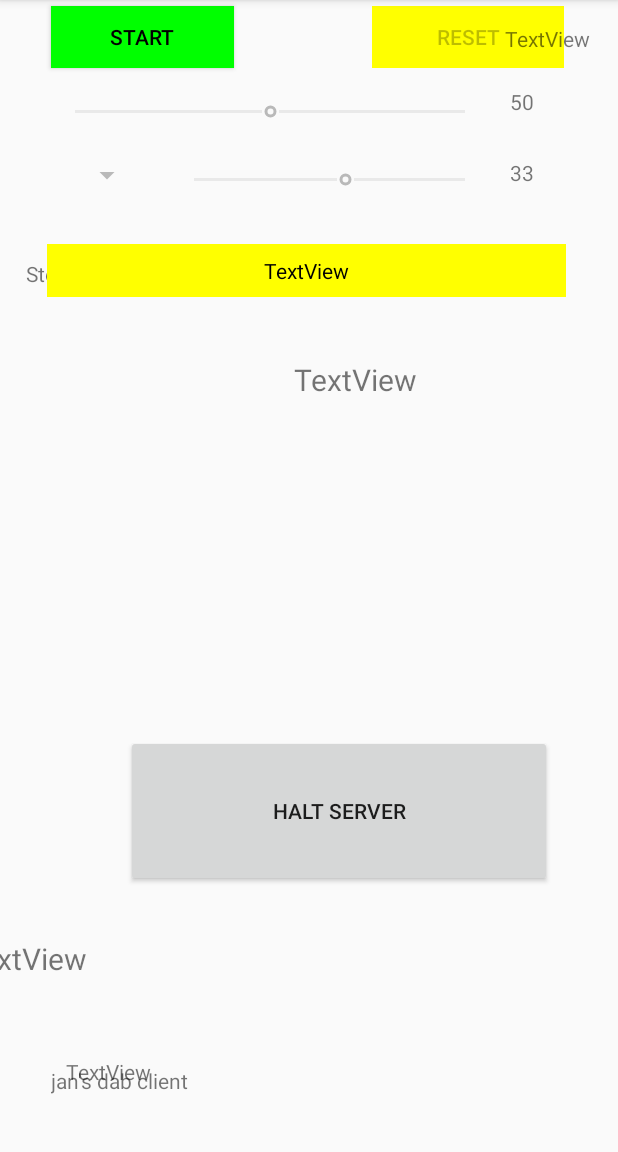
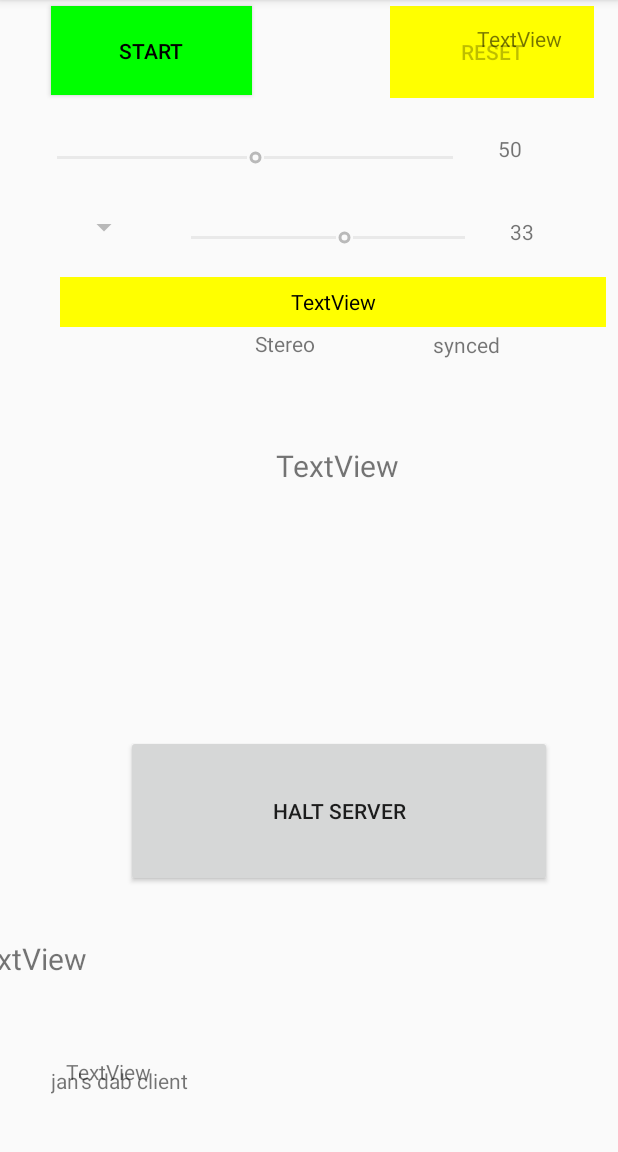
Before and after one commit to JvanKatwijk/dab-server, an Android app: the screen it shows after launch (MainActivity), on a phone screen of 412 x 824 dp, the part 84-1236 px from its top. Run offline under Robolectric (Android 15) with nearby library versions, the phone set to English and light mode, and no system bars.

Commit message:
minor mod

```diff
--- a/10-inch/app/src/main/res/layout/activity_main.xml
+++ b/10-inch/app/src/main/res/layout/activity_main.xml
@@ -9,8 +9,8 @@
 
     <Button
         android:id="@+id/startButton"
-        android:layout_width="122dp"
-        android:layout_height="41dp"
+        android:layout_width="134dp"
+        android:layout_height="59dp"
         android:layout_marginStart="34dp"
         android:layout_marginLeft="34dp"
         android:layout_marginTop="4dp"
@@ -23,9 +23,9 @@
         android:id="@+id/lnaState"
         android:layout_width="61dp"
         android:layout_height="36dp"
-        android:layout_marginStart="34dp"
-        android:layout_marginLeft="34dp"
-        android:layout_marginTop="8dp"
+        android:layout_marginStart="32dp"
+        android:layout_marginLeft="32dp"
+        android:layout_marginTop="12dp"
         android:textColor="@android:color/black"
         app:layout_constraintStart_toStartOf="parent"
         app:layout_constraintTop_toBottomOf="@+id/audioGain" />
@@ -36,18 +36,19 @@
         android:layout_height="26dp"
         android:layout_marginStart="18dp"
         android:layout_marginLeft="18dp"
-        android:layout_marginTop="16dp"
+        android:layout_marginTop="24dp"
         android:layout_marginEnd="14dp"
         android:layout_marginRight="14dp"
         android:textColor="@android:color/black"
         app:layout_constraintEnd_toStartOf="@+id/gainLabel"
+        app:layout_constraintHorizontal_bias="0.0"
         app:layout_constraintStart_toEndOf="@+id/lnaState"
         app:layout_constraintTop_toBottomOf="@+id/audioGain" />
 
     <ListView
         android:id="@+id/services"
-        android:layout_width="336dp"
-        android:layout_height="672dp"
+        android:layout_width="378dp"
+        android:layout_height="644dp"
         android:layout_marginStart="32dp"
         android:layout_marginLeft="32dp"
         android:layout_marginBottom="48dp"
@@ -56,8 +57,8 @@
 
     <ListView
         android:id="@+id/lResult"
-        android:layout_width="294dp"
-        android:layout_height="551dp"
+        android:layout_width="296dp"
+        android:layout_height="509dp"
         android:layout_marginTop="24dp"
         android:layout_marginEnd="36dp"
         android:layout_marginRight="36dp"
@@ -68,9 +69,9 @@
         android:id="@+id/syncLabel"
         android:layout_width="66dp"
         android:layout_height="44dp"
-        android:layout_marginTop="28dp"
-        android:layout_marginEnd="104dp"
-        android:layout_marginRight="104dp"
+        android:layout_marginTop="26dp"
+        android:layout_marginEnd="68dp"
+        android:layout_marginRight="68dp"
         android:gravity="center"
         android:text="synced"
         app:layout_constraintEnd_toEndOf="parent"
@@ -80,11 +81,13 @@
         android:id="@+id/stereoLabel"
         android:layout_width="73dp"
         android:layout_height="43dp"
-        android:layout_marginTop="28dp"
+        android:layout_marginTop="36dp"
+        android:layout_marginEnd="52dp"
+        android:layout_marginRight="52dp"
         android:gravity="center"
         android:text="Stereo"
-        app:layout_constraintTop_toBottomOf="@+id/gainSlider"
-        tools:layout_editor_absoluteX="501dp" />
+        app:layout_constraintEnd_toStartOf="@+id/syncLabel"
+        app:layout_constraintTop_toBottomOf="@+id/gainSlider" />
 
     <TextView
         android:id="@+id/dynamicLabel"
@@ -105,8 +108,8 @@
 
     <TextView
         android:id="@+id/ensembleLabel"
-        android:layout_width="278dp"
-        android:layout_height="31dp"
+        android:layout_width="302dp"
+        android:layout_height="53dp"
         android:layout_marginTop="32dp"
         android:layout_marginEnd="36dp"
         android:layout_marginRight="36dp"
@@ -124,21 +127,21 @@
 
     <TextView
         android:id="@+id/statusLabel"
-        android:layout_width="346dp"
-        android:layout_height="35dp"
-        android:layout_marginStart="7dp"
-        android:layout_marginLeft="7dp"
-        android:layout_marginTop="28dp"
+        android:layout_width="364dp"
+        android:layout_height="33dp"
+        android:layout_marginStart="16dp"
+        android:layout_marginLeft="16dp"
+        android:layout_marginTop="13dp"
         android:gravity="center"
         android:text="TextView"
         android:textColor="@android:color/black"
         app:layout_constraintStart_toEndOf="@+id/guideline"
-        app:layout_constraintTop_toBottomOf="@+id/lnaState" />
+        app:layout_constraintTop_toBottomOf="@+id/gainSlider" />
 
     <Button
         android:id="@+id/resetButton"
-        android:layout_width="128dp"
-        android:layout_height="41dp"
+        android:layout_width="136dp"
+        android:layout_height="61dp"
         android:layout_marginStart="92dp"
         android:layout_marginLeft="92dp"
         android:layout_marginTop="4dp"
@@ -149,7 +152,7 @@
     <Button
         android:id="@+id/quitButton"
         android:layout_width="117dp"
-        android:layout_height="41dp"
+        android:layout_height="65dp"
         android:layout_marginStart="79dp"
         android:layout_marginLeft="79dp"
         android:layout_marginTop="4dp"
@@ -183,41 +186,41 @@
         android:id="@+id/audioGain"
         android:layout_width="0dp"
         android:layout_height="32dp"
-        android:layout_marginStart="34dp"
-        android:layout_marginLeft="34dp"
-        android:layout_marginTop="13dp"
+        android:layout_marginStart="22dp"
+        android:layout_marginLeft="22dp"
+        android:layout_marginTop="20dp"
         android:layout_marginEnd="14dp"
         android:layout_marginRight="14dp"
         app:layout_constraintEnd_toStartOf="@+id/audioLabel"
         app:layout_constraintStart_toStartOf="parent"
-        app:layout_constraintTop_toBottomOf="@+id/startButton" />
+        app:layout_constraintTop_toBottomOf="@+id/quitButton" />
 
     <TextView
         android:id="@+id/audioLabel"
         android:layout_width="56dp"
         android:layout_height="34dp"
-        android:layout_marginTop="8dp"
-        android:layout_marginEnd="16dp"
-        android:layout_marginRight="16dp"
+        android:layout_marginTop="22dp"
+        android:layout_marginEnd="24dp"
+        android:layout_marginRight="24dp"
         android:text="TextView"
         app:layout_constraintEnd_toEndOf="parent"
         app:layout_constraintTop_toBottomOf="@+id/snrLabel" />
 
     <TextView
         android:id="@+id/gainLabel"
-        android:layout_width="56dp"
-        android:layout_height="28dp"
-        android:layout_marginTop="13dp"
-        android:layout_marginEnd="16dp"
-        android:layout_marginRight="16dp"
+        android:layout_width="60dp"
+        android:layout_height="37dp"
+        android:layout_marginTop="21dp"
+        android:layout_marginEnd="12dp"
+        android:layout_marginRight="12dp"
         android:text="TextView"
         app:layout_constraintEnd_toEndOf="parent"
         app:layout_constraintTop_toBottomOf="@+id/audioLabel" />
 
     <TextView
         android:id="@+id/snrLabel"
-        android:layout_width="59dp"
-        android:layout_height="34dp"
+        android:layout_width="78dp"
+        android:layout_height="51dp"
         android:layout_marginTop="16dp"
         android:layout_marginEnd="16dp"
         android:layout_marginRight="16dp"
@@ -227,8 +230,8 @@
 
     <TextView
         android:id="@+id/serviceLabel"
-        android:layout_width="340dp"
-        android:layout_height="36dp"
+        android:layout_width="380dp"
+        android:layout_height="48dp"
         android:layout_marginStart="32dp"
         android:layout_marginLeft="32dp"
         android:layout_marginBottom="12dp"
```
Also changed, not shown: 4 other files.
